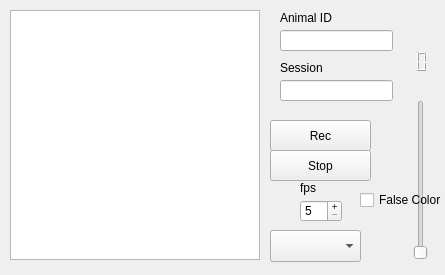
The window that MasterRunner/form.ui (ef-lab/Experiments) describes before a commit, drawn with Qt 5.
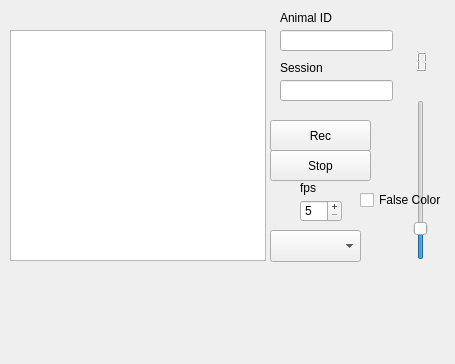
The same window after the commit.

The edit to the form file:
```diff
--- a/MasterRunner/form.ui
+++ b/MasterRunner/form.ui
@@ -12,8 +12,8 @@
    <rect>
     <x>0</x>
     <y>0</y>
-    <width>445</width>
-    <height>275</height>
+    <width>455</width>
+    <height>364</height>
    </rect>
   </property>
   <property name="windowTitle">
@@ -91,16 +91,6 @@
     <string>Session</string>
    </property>
   </widget>
-  <widget class="QGraphicsView" name="graphicsView">
-   <property name="geometry">
-    <rect>
-     <x>10</x>
-     <y>10</y>
-     <width>250</width>
-     <height>250</height>
-    </rect>
-   </property>
-  </widget>
   <widget class="QSpinBox" name="fps_input">
    <property name="geometry">
     <rect>
@@ -161,6 +151,12 @@
      <height>160</height>
     </rect>
    </property>
+   <property name="maximum">
+    <number>1512</number>
+   </property>
+   <property name="value">
+    <number>255</number>
+   </property>
    <property name="orientation">
     <enum>Qt::Vertical</enum>
    </property>
@@ -203,6 +199,16 @@
     <double>0.000000000000000</double>
    </property>
   </widget>
+  <widget class="QGraphicsView" name="graphicsView">
+   <property name="geometry">
+    <rect>
+     <x>10</x>
+     <y>30</y>
+     <width>256</width>
+     <height>231</height>
+    </rect>
+   </property>
+  </widget>
  </widget>
  <resources/>
  <connections/>
```
